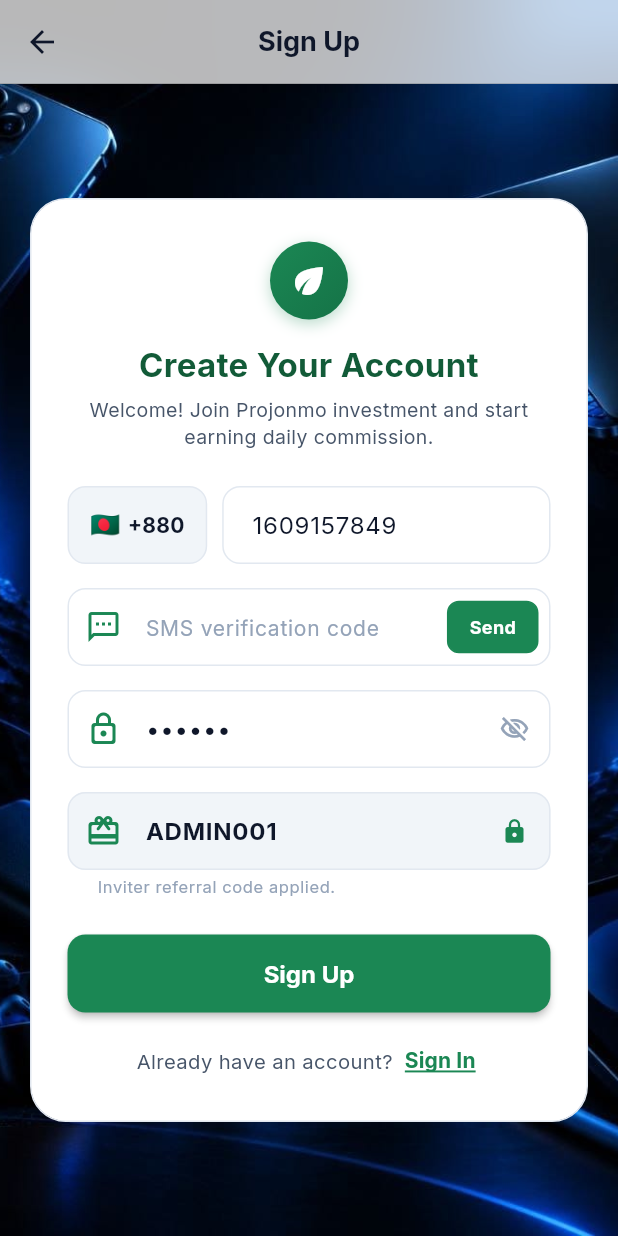
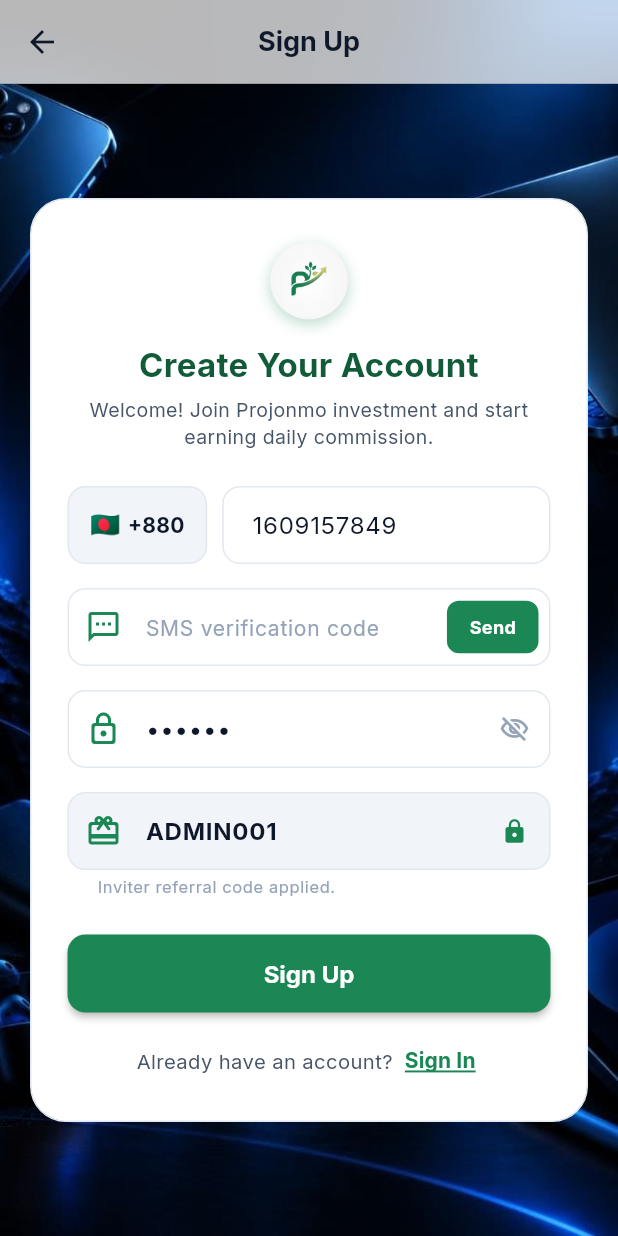
Before and after one commit to maynul-soft/projonmo, a Flutter app: the screen it shows after launch, after a tap on "Sign Up", on a phone screen of 412 x 824 dp. Run offline on Flutter 3.47's test engine with Material 3 defaults, Android fonts, the phone set to English and light mode, and no system bars; our stand-ins replace dio, get, google_fonts, shared_preferences; missing offline and left inert: dart:html, dart:ui_web; accounts and stored records are empty; network calls fail.

Commit message:
release build

```diff
--- a/lib/core/constants/app_assets.dart
+++ b/lib/core/constants/app_assets.dart
@@ -2,4 +2,5 @@
   AppAssets._();
 
   static const String scaffoldBackground = 'assets/image/background.jpeg';
+  static const String appLogo = 'assets/image/logo.jpg';
 }
--- a/lib/features/auth/views/login_view.dart
+++ b/lib/features/auth/views/login_view.dart
@@ -1,5 +1,6 @@
 import 'package:flutter/material.dart';
 import 'package:get/get.dart';
+import '../../../core/constants/app_assets.dart';
 import '../../../core/constants/app_strings.dart';
 import '../../../core/theme/app_colors.dart';
 import '../../../core/widgets/app_glass.dart';
@@ -55,9 +56,9 @@
                       children: [
                         // App Logo icon
                         Container(
-                          padding: const EdgeInsets.all(12),
+                          width: 52,
+                          height: 52,
                           decoration: BoxDecoration(
-                            gradient: AppColors.primaryGradient,
                             shape: BoxShape.circle,
                             boxShadow: [
                               BoxShadow(
@@ -67,7 +68,19 @@
                               ),
                             ],
                           ),
-                          child: const Icon(Icons.eco_rounded, color: Colors.white, size: 28),
+                          child: ClipRRect(
+                            borderRadius: BorderRadius.circular(26),
+                            child: Image.asset(
+                              AppAssets.appLogo,
+                              width: 52,
+                              height: 52,
+                              fit: BoxFit.cover,
+                              errorBuilder: (ctx, err, stack) => Container(
+                                color: AppColors.primary,
+                                child: const Icon(Icons.eco_rounded, color: Colors.white, size: 28),
+                              ),
+                            ),
+                          ),
                         ),
                         const SizedBox(height: 14),
 
--- a/lib/features/auth/views/register_view.dart
+++ b/lib/features/auth/views/register_view.dart
@@ -1,5 +1,6 @@
 import 'package:flutter/material.dart';
 import 'package:get/get.dart';
+import '../../../core/constants/app_assets.dart';
 import '../../../core/constants/app_strings.dart';
 import '../../../core/theme/app_colors.dart';
 import '../../../core/widgets/app_glass.dart';
@@ -59,9 +60,9 @@
                       children: [
                         // App Logo icon
                         Container(
-                          padding: const EdgeInsets.all(12),
+                          width: 52,
+                          height: 52,
                           decoration: BoxDecoration(
-                            gradient: AppColors.primaryGradient,
                             shape: BoxShape.circle,
                             boxShadow: [
                               BoxShadow(
@@ -71,7 +72,19 @@
                               ),
                             ],
                           ),
-                          child: const Icon(Icons.eco_rounded, color: Colors.white, size: 28),
+                          child: ClipRRect(
+                            borderRadius: BorderRadius.circular(26),
+                            child: Image.asset(
+                              AppAssets.appLogo,
+                              width: 52,
+                              height: 52,
+                              fit: BoxFit.cover,
+                              errorBuilder: (ctx, err, stack) => Container(
+                                color: AppColors.primary,
+                                child: const Icon(Icons.eco_rounded, color: Colors.white, size: 28),
+                              ),
+                            ),
+                          ),
                         ),
                         const SizedBox(height: 14),
 
--- a/lib/features/splash/views/splash_view.dart
+++ b/lib/features/splash/views/splash_view.dart
@@ -1,5 +1,6 @@
 import 'package:flutter/material.dart';
 import 'package:get/get.dart';
+import '../../../core/constants/app_assets.dart';
 import '../../../core/constants/app_strings.dart';
 import '../../../core/theme/app_colors.dart';
 import '../controllers/splash_controller.dart';
@@ -24,7 +25,6 @@
                   width: 96,
                   height: 96,
                   decoration: BoxDecoration(
-                    gradient: AppColors.primaryGradient,
                     borderRadius: BorderRadius.circular(28),
                     boxShadow: [
                       BoxShadow(
@@ -34,11 +34,17 @@
                       ),
                     ],
                   ),
-                  child: const Center(
-                    child: Icon(
-                      Icons.eco_rounded,
-                      color: Colors.white,
-                      size: 52,
+                  child: ClipRRect(
+                    borderRadius: BorderRadius.circular(28),
+                    child: Image.asset(
+                      AppAssets.appLogo,
+                      width: 96,
+                      height: 96,
+                      fit: BoxFit.cover,
+                      errorBuilder: (_, __, ___) => Container(
+                        color: AppColors.primary,
+                        child: const Icon(Icons.eco_rounded, color: Colors.white, size: 52),
+                      ),
                     ),
                   ),
                 ),
```
Also changed, not shown: lib/features/home/views/home_view.dart (+16 -6 lines), lib/features/profile/views/profile_view.dart (+15 -5 lines), assets/image/logo.jpg (added), 2 other files.
